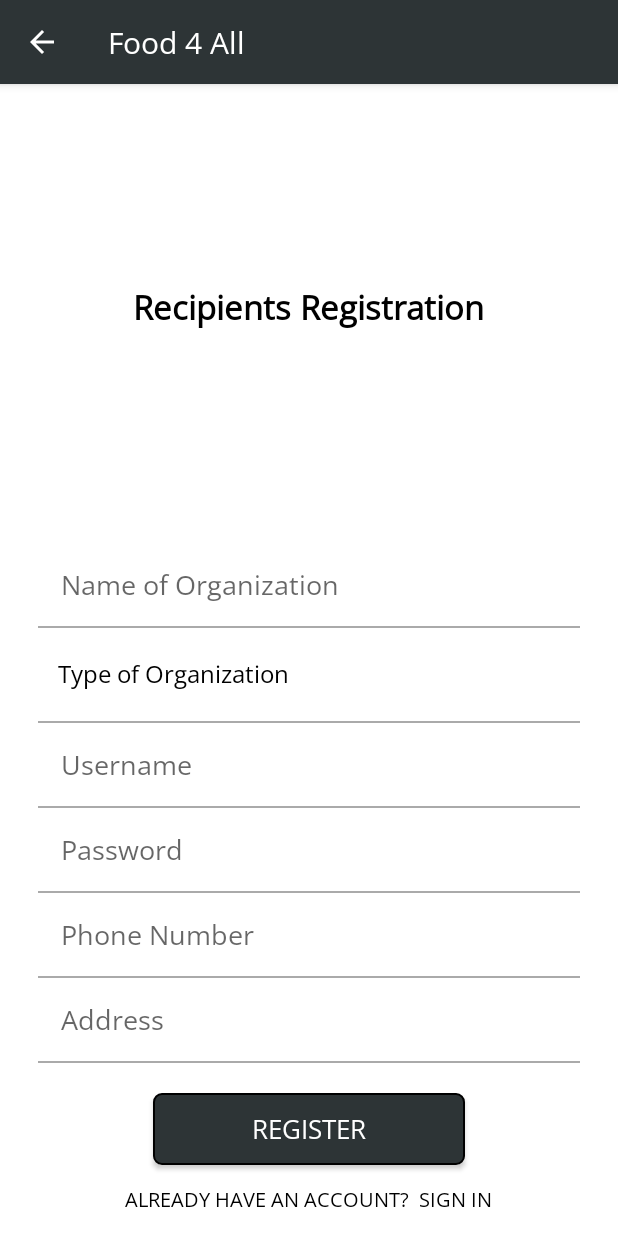
After one commit to umangsolutions/Food4All, an Android app: the OrphangeRegistration screen opened directly, with no data from a screen before it, on a phone screen of 412 x 824 dp. The commit adds this screen. Run offline under Robolectric (Android 15) with nearby library versions, the phone set to English and light mode, and no system bars; our stand-ins replace Firebase (no records; nobody signed in at launch, a user with empty details on screens opened directly); Roboto replaces fonts that are not available here.

Commit message:
Second Commit

```diff
--- a/app/src/main/AndroidManifest.xml
+++ b/app/src/main/AndroidManifest.xml
@@ -27,7 +27,10 @@
         android:usesCleartextTraffic="true"
         tools:ignore="GoogleAppIndexingWarning"
         tools:targetApi="m">
-        <activity android:name=".RecyclerView_Gallery"></activity>
+        <activity android:name=".OrphangeActivity"></activity>
+        <activity android:name=".Orphanage_login" />
+        <activity android:name=".OrphangeRegistration" />
+        <activity android:name=".RecyclerView_Gallery" />
         <activity android:name=".Upload_Photos" />
         <activity android:name=".Image_Gallery" />
         <activity
--- a/app/src/main/java/com/example/food4all/Food_Details.java
+++ b/app/src/main/java/com/example/food4all/Food_Details.java
@@ -123,8 +123,9 @@ public class Food_Details extends AppCompatActivity implements AdapterView.OnIte
                             String phone = dataSnapshot.getValue(Volunteer.class).toString();
                             SmsManager smsManager = SmsManager.getDefault();
                             String m = "Hello Volunteer," + "\n" + s1 + " is willing to Donate Food from a " + msg + "\nAddress is " + s3 + "\nContact :" + s2;
-                            String res = m + "\n\nReply YES if you want to Pickup";
-                            smsManager.sendTextMessage(phone, null, res, null, null);
+                            String res = m + "\n\nPlease login to app,";
+                            String fina = res + "and update your Pickup Status";
+                            smsManager.sendTextMessage(phone, null, fina, null, null);
 
                         }
 
--- a/app/src/main/java/com/example/food4all/LoginActivity.java
+++ b/app/src/main/java/com/example/food4all/LoginActivity.java
@@ -112,7 +112,6 @@ public class LoginActivity extends AppCompatActivity {
         s2 = t2.getText().toString().trim();
         String emailPattern = "[a-zA-Z0-9._-]+@[a-z]+\\.+[a-z]+";
 
-
         if (s1.equals("admin@gmail.com") && s2.equals("Admin@123")) {
             Intent i = new Intent(LoginActivity.this, AdminActivity.class);
             i.setFlags(Intent.FLAG_ACTIVITY_CLEAR_TASK | Intent.FLAG_ACTIVITY_CLEAR_TOP);
@@ -133,7 +132,7 @@ public class LoginActivity extends AppCompatActivity {
             return;
         }
         else if(s2.length()<8) {
-            Toast.makeText(this, "Password should be more than 8 Characters !", Toast.LENGTH_SHORT).show();
+            Toast.makeText(this, "Invalid Password !", Toast.LENGTH_SHORT).show();
             //t2.setError("Password should be more than 8 Characters !");
         }
         else {
--- a/app/src/main/java/com/example/food4all/MainActivity.java
+++ b/app/src/main/java/com/example/food4all/MainActivity.java
@@ -31,6 +31,7 @@ import com.google.android.material.navigation.NavigationView;
 import com.google.firebase.auth.FirebaseAuth;
 
 import java.util.ArrayList;
+
 
 public class MainActivity extends AppCompatActivity implements NavigationView.OnNavigationItemSelectedListener {
     public Button b1, b2;
@@ -112,6 +113,11 @@ public class MainActivity extends AppCompatActivity implements NavigationView.On
                 g.setFlags(Intent.FLAG_ACTIVITY_CLEAR_TASK | Intent.FLAG_ACTIVITY_CLEAR_TOP);
                 startActivity(g);
                 break;
+            case R.id.nav_org:
+                Intent intent = new Intent(MainActivity.this,Orphanage_login.class);
+                intent.setFlags(Intent.FLAG_ACTIVITY_CLEAR_TASK | Intent.FLAG_ACTIVITY_CLEAR_TOP);
+                startActivity(intent);
+                break;
         }
         drawer.closeDrawer(GravityCompat.START);
         return true;
--- /dev/null
+++ b/app/src/main/java/com/example/food4all/OrphangeRegistration.java
@@ -0,0 +1,134 @@
+package com.example.food4all;
+
+import androidx.annotation.NonNull;
+import androidx.appcompat.app.AppCompatActivity;
+
+import android.app.ProgressDialog;
+import android.content.Intent;
+import android.os.Bundle;
+import android.view.MenuItem;
+import android.view.View;
+import android.widget.AdapterView;
+import android.widget.ArrayAdapter;
+import android.widget.Button;
+import android.widget.EditText;
+import android.widget.Spinner;
+import android.widget.TextView;
+import android.widget.Toast;
+
+import com.google.android.gms.tasks.OnCompleteListener;
+import com.google.android.gms.tasks.Task;
+import com.google.firebase.database.DatabaseReference;
+import com.google.firebase.database.FirebaseDatabase;
+
+public class OrphangeRegistration extends AppCompatActivity implements AdapterView.OnItemSelectedListener {
+
+    TextView signin;
+    EditText name,usname,pwd,phone,address;
+    Button register;
+    DatabaseReference databaseReference;
+    @Override
+    protected void onCreate(Bundle savedInstanceState) {
+        super.onCreate(savedInstanceState);
+        setContentView(R.layout.activity_orphange_registration);
+
+
+
+        signin=(TextView)findViewById(R.id.signin);
+        name=(EditText)findViewById(R.id.name);
+        usname=(EditText)findViewById(R.id.usname);
+        pwd=(EditText)findViewById(R.id.pwd);
+        phone=(EditText)findViewById(R.id.phone);
+        address=(EditText)findViewById(R.id.address);
+        register=(Button)findViewById(R.id.register);
+
+        final Spinner spinner = findViewById(R.id.spin);
+        ArrayAdapter<CharSequence> adapter = ArrayAdapter.createFromResource(this, R.array.organization_type, android.R.layout.simple_spinner_dropdown_item);
+        adapter.setDropDownViewResource(android.R.layout.simple_spinner_dropdown_item);
+        spinner.setAdapter(adapter);
+        spinner.setOnItemSelectedListener(this);
+
+        if (getSupportActionBar() != null) {
+            getSupportActionBar().setDisplayHomeAsUpEnabled(true);
+        }
+
+        signin.setOnClickListener(new View.OnClickListener() {
+            @Override
+            public void onClick(View v) {
+                Intent intent = new Intent(OrphangeRegistration.this,Orphanage_login.class);
+                startActivity(intent);
+            }
+        });
+
+        register.setOnClickListener(new View.OnClickListener() {
+            @Override
+            public void onClick(View v) {
+                String nam = name.getText().toString().trim();
+                String orgtype= spinner.getSelectedItem().toString();
+                String usnam= usname.getText().toString().trim();
+                String pw = pwd.getText().toString().trim();
+                String ph = phone.getText().toString().trim();
+                String add = address.getText().toString().trim();
+                databaseReference = FirebaseDatabase.getInstance().getReference().child("Organization_Details");
+                String id= databaseReference.push().getKey();
+                if(nam.isEmpty()) {
+                    name.setError("Please enter Organization Name");
+                } else if(orgtype.isEmpty()) {
+                    Toast.makeText(OrphangeRegistration.this, "Please choose Type !", Toast.LENGTH_SHORT).show();
+                } else if(usnam.isEmpty()) {
+                    usname.setError("Username should not be Empty");
+                } else if(pw.isEmpty()) {
+                    pwd.setError("Password should not be Empty");
+                } else if(pw.length()<8) {
+                    pwd.setError("Password should be minimum of 8 Characters");
+                }
+                else if(ph.isEmpty()) {
+                    phone.setError("Please enter Phone Number");
+                } else if(ph.length()<10) {
+                    phone.setError("Phone number is invalid !");
+                }
+                else if(add.isEmpty()) {
+                    address.setError("Please enter Address ");
+                } else if(add.length()<10) {
+                    address.setError("Address should be minimum of 10 Characters !");
+                } else {
+                    final ProgressDialog progressDialog = new ProgressDialog(OrphangeRegistration.this);
+                    progressDialog.setMessage("Registering...");
+                    progressDialog.show();
+
+                    databaseReference = FirebaseDatabase.getInstance().getReference().child("Organization_Details").child(id);
+                    Orphanage_Modal orphanage_modal = new Orphanage_Modal(nam,orgtype,usnam,pw,ph,add);
+                    databaseReference.setValue(orphanage_modal).addOnCompleteListener(new OnCompleteListener<Void>() {
+                        @Override
+                        public void onComplete(@NonNull Task<Void> task) {
+                            progressDialog.dismiss();
+                            Toast.makeText(OrphangeRegistration.this, "Registered Successfully !", Toast.LENGTH_SHORT).show();
+                            Intent intent = new Intent(OrphangeRegistration.this,Orphanage_login.class);
+                            startActivity(intent);
+                        }
+                    });
+                }
+            }
+        });
+    }
+
+    @Override
+    public boolean onOptionsItemSelected(@NonNull MenuItem item) {
+        int id= item.getItemId();
+        if (id == android.R.id.home)
+        {
+            this.finish();
+        }
+        return super.onOptionsItemSelected(item);
+    }
+
+    @Override
+    public void onItemSelected(AdapterView<?> parent, View view, int position, long id) {
+
+    }
+
+    @Override
+    public void onNothingSelected(AdapterView<?> parent) {
+
+    }
+}
--- a/app/src/main/java/com/example/food4all/Upload_Photos.java
+++ b/app/src/main/java/com/example/food4all/Upload_Photos.java
@@ -78,7 +78,6 @@ public class Upload_Photos extends AppCompatActivity {
         if(getSupportActionBar() != null){
             getSupportActionBar().setDisplayHomeAsUpEnabled(true);
         }
-
         storage=FirebaseStorage.getInstance();
         storageReference= storage.getReference();
 
--- a/app/src/main/res/layout/activity_main.xml
+++ b/app/src/main/res/layout/activity_main.xml
@@ -49,9 +49,6 @@
                     android:layout_marginTop="-5dp"
                     android:filterTouchesWhenObscured="true"
                     android:src="@drawable/don_food" />
-
-
-
                 <TextView
                     android:id="@+id/child"
                     android:layout_width="wrap_content"
@@ -101,7 +98,7 @@
     </LinearLayout>
 
 
-<com.google.android.material.navigation.NavigationView
+ <com.google.android.material.navigation.NavigationView
         android:layout_width="wrap_content"
         android:layout_height="match_parent"
         android:id="@+id/nav_view"
--- /dev/null
+++ b/app/src/main/res/layout/activity_orphange_registration.xml
@@ -0,0 +1,157 @@
+<?xml version="1.0" encoding="utf-8"?>
+<RelativeLayout xmlns:android="http://schemas.android.com/apk/res/android"
+    xmlns:app="http://schemas.android.com/apk/res-auto"
+    xmlns:tools="http://schemas.android.com/tools"
+    android:layout_width="match_parent"
+    android:layout_height="match_parent"
+    tools:context=".OrphangeRegistration"
+    android:orientation="vertical"
+    android:background="#fff">
+
+    <LinearLayout
+        android:layout_width="386dp"
+        android:layout_height="202dp"
+        android:layout_above="@id/input_group"
+        android:layout_alignParentTop="true"
+        android:layout_marginLeft="25dp"
+        android:layout_marginTop="16dp"
+        android:layout_marginRight="25dp"
+        android:layout_marginBottom="14dp"
+        android:gravity="center"
+        android:orientation="vertical">
+
+        <TextView
+            android:layout_width="wrap_content"
+            android:layout_height="wrap_content"
+            android:fontFamily="@font/open_sans"
+            android:layout_marginTop="-35dp"
+            android:textStyle="bold"
+            android:text="Recipients Registration"
+            android:textColor="#000"
+            android:textSize="22sp"/>
+
+    </LinearLayout>
+
+
+    <LinearLayout
+        android:id="@+id/input_group"
+        android:layout_width="367dp"
+        android:layout_height="wrap_content"
+        android:layout_alignParentBottom="true"
+        android:layout_marginLeft="25dp"
+        android:layout_marginRight="25dp"
+        android:layout_marginBottom="5dp"
+        android:layout_marginTop="-30dp"
+        android:gravity="center"
+        android:orientation="vertical">
+
+        <EditText
+            android:id="@+id/name"
+            android:layout_width="match_parent"
+            android:layout_height="wrap_content"
+            android:background="@drawable/edit_text_top"
+            android:hint="Name of Organization"
+            android:fontFamily="@font/open_sans"
+            android:inputType="textPersonName"
+            android:padding="15dp" />
+        <View
+            android:layout_width="match_parent"
+            android:layout_height="1dp"
+            android:background="@android:color/darker_gray"/>
+        <Spinner
+            android:id="@+id/spin"
+            android:layout_width="match_parent"
+            android:layout_height="62dp"
+            android:background="@drawable/edit_text_bottom"
+            android:entries="@array/organization_type"
+            android:padding="5dp" />
+        <View
+            android:layout_width="match_parent"
+            android:layout_height="1dp"
+            android:background="@android:color/darker_gray"/>
+
+        <EditText
+            android:id="@+id/usname"
+            android:layout_width="match_parent"
+            android:layout_height="wrap_content"
+            android:background="@drawable/edit_text_middle"
+            android:hint="Username"
+            android:fontFamily="@font/open_sans"
+            android:inputType="textEmailAddress"
+            android:padding="15dp" />
+        <View
+            android:layout_width="match_parent"
+            android:layout_height="1dp"
+            android:background="@android:color/darker_gray"/>
+
+        <EditText
+            android:id="@+id/pwd"
+            android:layout_width="match_parent"
+            android:layout_height="wrap_content"
+            android:background="@drawable/edit_text_middle"
+            android:hint="Password"
+            android:fontFamily="@font/open_sans"
+            android:inputType="textPassword"
+            android:padding="15dp" />
+        <View
+            android:layout_width="match_parent"
+            android:layout_height="1dp"
+            android:background="@android:color/darker_gray"/>
+
+        <EditText
+            android:id="@+id/phone"
+            android:layout_width="match_parent"
+            android:layout_height="wrap_content"
+            android:background="@drawable/edit_text_middle"
+            android:hint="Phone Number"
+            android:fontFamily="@font/open_sans"
+            android:inputType="phone"
+            android:maxLength="10"
+            android:padding="15dp" />
+        <View
+            android:layout_width="match_parent"
+            android:layout_height="1dp"
+            android:background="@android:color/darker_gray"/>
+        <EditText
+            android:id="@+id/address"
+            android:layout_width="match_parent"
+            android:layout_height="wrap_content"
+            android:background="@drawable/edit_text_middle"
+            android:hint="Address"
+            android:fontFamily="@font/open_sans"
+            android:inputType="text"
+            android:padding="15dp" />
+        <View
+            android:layout_width="match_parent"
+            android:layout_height="1dp"
+            android:background="@android:color/darker_gray"/>
+        <Button
+            android:id="@+id/register"
+            android:layout_width="208dp"
+            android:layout_height="wrap_content"
+            android:layout_marginTop="20dp"
+            android:background="@drawable/button"
+            android:foreground="?android:attr/selectableItemBackground"
+            android:text="REGISTER"
+            android:fontFamily="@font/open_sans"
+            android:textAllCaps="false"
+            android:textColor="#fff"
+            android:textSize="17sp" />
+
+        <TextView
+            android:id="@+id/signin"
+            android:layout_width="wrap_content"
+            android:layout_height="wrap_content"
+            android:layout_marginTop="3dp"
+            android:fontFamily="@font/open_sans"
+            android:padding="10dp"
+            android:text="Already Have an Account?  Sign in"
+            android:textAllCaps="true"
+            android:textColor="#000"
+            android:textSize="13dp" />
+
+    </LinearLayout>
+
+
+
+</RelativeLayout>
--- a/app/src/main/res/layout/activity_splash_screen.xml
+++ b/app/src/main/res/layout/activity_splash_screen.xml
@@ -7,9 +7,8 @@
     android:orientation="vertical"
     android:layout_marginTop="-10dp"
     android:id="@+id/activity_login"
-    android:background="@drawable/aahar"
+    android:background="@drawable/aha"
     android:layout_marginBottom="-10dp">
-
 
    <ProgressBar
        android:id="@+id/progressBar"
--- a/app/src/main/res/menu/drawer_menu.xml
+++ b/app/src/main/res/menu/drawer_menu.xml
@@ -3,6 +3,10 @@
     xmlns:tools="http://schemas.android.com/tools"
     tools:showIn="navigation_view">
          <group android:checkableBehavior="single">
+
+             <item android:id="@+id/nav_org"
+                 android:icon="@drawable/ic_account_balance_black_24dp"
+                 android:title="Organization"></item>
 
              <item android:id="@+id/nav_message"
                  android:icon="@drawable/ic_poll_black_24dp"
@@ -19,5 +23,7 @@
              <item android:id="@+id/nav_gallery"
                  android:icon="@drawable/ic_photo_black_24dp"
                  android:title="@string/gallery"></item>
+
+
          </group>
 </menu>
--- a/app/src/main/res/values/strings.xml
+++ b/app/src/main/res/values/strings.xml
@@ -7,6 +7,13 @@
         <item>Commercial Place</item>
         <item>House</item>
         <item>Function</item>
+    </string-array>
+    <string-array name="organization_type">
+        <item>Type of Organization</item>
+        <item>Hostel</item>
+        <item>Mess</item>
+        <item>Orphanages</item>
+        <item>Old Age Homes</item>
     </string-array>
     <string name="Multiline_Text_By_N">
         Line number 1 \nLine number 2
```
Also changed, not shown: app/src/main/java/com/example/food4all/MyAdapter.java (+34 -3 lines), app/src/main/java/com/example/food4all/Orphanage_Modal.java (added, +70 -0 lines), app/src/main/java/com/example/food4all/Orphanage_login.java (added, +111 -0 lines), app/src/main/java/com/example/food4all/OrphangeActivity.java (added, +14 -0 lines), app/src/main/res/drawable/ic_account_balance_black_24dp.xml (added, +9 -0 lines), app/src/main/res/layout/activity_orphanage_login.xml (added, +126 -0 lines), app/src/main/res/layout/activity_orphange.xml (added, +21 -0 lines), app/src/main/res/drawable/aha.png (added).
